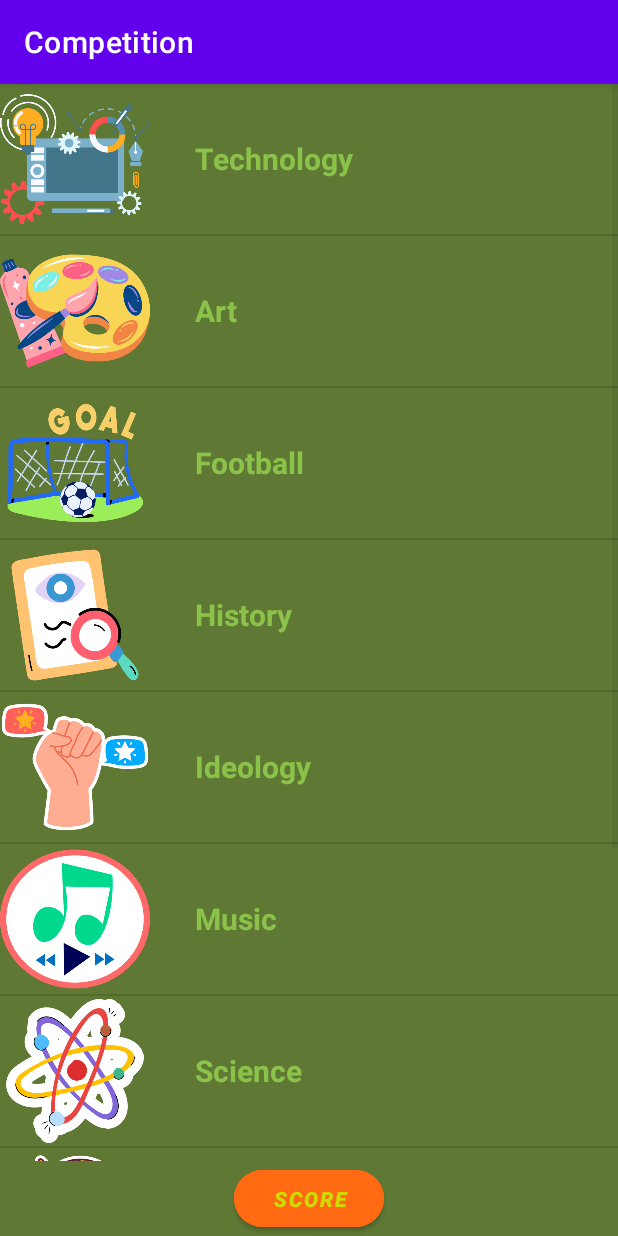
After one commit to sazgez/KnowledgeCompetition, an Android app: the CategoryActivity screen opened directly, with no data from a screen before it, on a phone screen of 412 x 824 dp. The commit adds this screen. Run offline under Robolectric (Android 15) with nearby library versions, the phone set to English and light mode, and no system bars.

Commit message:
New activity and class are created
CategoryActivity, self-designed Adapter class and a layout (for each item in the list) are created.

```diff
--- a/app/src/main/AndroidManifest.xml
+++ b/app/src/main/AndroidManifest.xml
@@ -12,6 +12,13 @@
         android:supportsRtl="true"
         android:theme="@style/Theme.Competition"
         tools:targetApi="31">
+        <activity
+            android:name=".CategoryActivity"
+            android:exported="false">
+            <meta-data
+                android:name="android.app.lib_name"
+                android:value="" />
+        </activity>
         <activity
             android:name=".DetailsActivity"
             android:exported="false">
--- /dev/null
+++ b/app/src/main/java/com/devapp/competition/Adapter.java
@@ -0,0 +1,46 @@
+package com.devapp.competition;
+
+import android.content.Context;
+import android.view.LayoutInflater;
+import android.view.View;
+import android.view.ViewGroup;
+import android.widget.ArrayAdapter;
+import android.widget.ImageView;
+import android.widget.LinearLayout;
+import android.widget.TextView;
+
+import androidx.annotation.NonNull;
+import androidx.annotation.Nullable;
+
+public class Adapter extends ArrayAdapter<String> {
+    String[] category;
+    int[] image;
+    Context context;
+    LinearLayout linearLayout;
+    ImageView imageView;
+    TextView textView;
+
+    public Adapter(String[] category, int[] image, Context context) { // constructor
+        super(context, R.layout.category_item, category);
+        this.category = category;
+        this.image = image;
+        this.context = context;
+    }
+
+    @NonNull
+    @Override
+    public View getView(int position, @Nullable View convertView, @NonNull ViewGroup parent) {
+        View view = LayoutInflater.from(context).inflate(R.layout.category_item, null);
+        if(view != null) {
+            // binding views
+            linearLayout = (LinearLayout) view.findViewById(R.id.linearLayoutCategory);
+            imageView = (ImageView) view.findViewById(R.id.imageViewCategory);
+            textView = (TextView) view.findViewById(R.id.textViewCategory);
+
+            // set views
+            imageView.setImageResource(image[position]);
+            textView.setText(category[position]);
+        }
+        return view;
+    }
+}
--- /dev/null
+++ b/app/src/main/java/com/devapp/competition/CategoryActivity.java
@@ -0,0 +1,48 @@
+package com.devapp.competition;
+
+import androidx.appcompat.app.AppCompatActivity;
+
+import android.content.Intent;
+import android.os.Bundle;
+import android.view.View;
+import android.widget.AdapterView;
+import android.widget.Button;
+import android.widget.ListView;
+
+public class CategoryActivity extends AppCompatActivity {
+
+    ListView listView;
+    Button buttonScore;
+    String[] category = {"Technology", "Art", "Football", "History", "Ideology",
+                        "Music", "Science", "Geography", "Book", "Crypto-finance"};
+    int[] image = {R.drawable.technology, R.drawable.art, R.drawable.football, R.drawable.history,
+                R.drawable.ideology, R.drawable.music, R.drawable.science, R.drawable.geography,
+                R.drawable.book, R.drawable.crypto};
+    Adapter adapter;
+    Intent intent;
+
+    @Override
+    protected void onCreate(Bundle savedInstanceState) {
+        super.onCreate(savedInstanceState);
+        setContentView(R.layout.activity_category);
+
+        // binding view
+        listView = (ListView) findViewById(R.id.listView);
+        buttonScore = (Button) findViewById(R.id.buttonScore);
+        adapter = new Adapter(category, image, CategoryActivity.this); // creating the adapter
+        listView.setAdapter(adapter); // set the adapter to list
+
+        listView.setOnItemClickListener(new AdapterView.OnItemClickListener() {
+            @Override
+            public void onItemClick(AdapterView<?> parent, View view, int position, long id) {
+                //intent = new Intent(CategoryActivity.this, ???); // creating the intent
+                // intent putExtra
+                //startActivity(intent); // navigating to the ???
+            }
+        });
+    }
+
+    public void buttonClick(View view) {
+        // Score button click
+    }
+}
--- a/app/src/main/java/com/devapp/competition/DetailsActivity.java
+++ b/app/src/main/java/com/devapp/competition/DetailsActivity.java
@@ -22,8 +22,8 @@ public class DetailsActivity extends AppCompatActivity {
     }
 
     public void buttonClick(View view) {
-        //intent = new Intent(DetailsActivity.this, ???); // creating the intent
+        intent = new Intent(DetailsActivity.this, CategoryActivity.class); // creating the intent
         finish(); // finalizing the DetailsActivity
-        startActivity(intent); // navigating to the ???
+        startActivity(intent); // navigating to the CategoryActivity
     }
 }
--- a/app/src/main/java/com/devapp/competition/MainActivity.java
+++ b/app/src/main/java/com/devapp/competition/MainActivity.java
@@ -30,9 +30,9 @@ public class MainActivity extends AppCompatActivity {
                 startActivity(intent); // navigating to the DetailsActivity
                 break;
             case R.id.buttonStart:
-                //intent = new Intent(MainActivity.this, ???); // creating the intent
+                intent = new Intent(MainActivity.this, CategoryActivity.class); // creating the intent
                 finish(); // finalizing the MainActivity
-                startActivity(intent); // navigating to the ???
+                startActivity(intent); // navigating to the CategoryActivity
                 break;
         }
     }
--- /dev/null
+++ b/app/src/main/res/layout/activity_category.xml
@@ -0,0 +1,31 @@
+<?xml version="1.0" encoding="utf-8"?>
+<RelativeLayout xmlns:android="http://schemas.android.com/apk/res/android"
+    xmlns:app="http://schemas.android.com/apk/res-auto"
+    xmlns:tools="http://schemas.android.com/tools"
+    android:layout_width="match_parent"
+    android:layout_height="match_parent"
+    android:orientation="vertical"
+    android:background="@color/layout_background"
+    tools:context=".CategoryActivity">
+
+    <ListView
+        android:id="@+id/listView"
+        android:layout_width="match_parent"
+        android:layout_height="match_parent"
+        android:layout_above="@+id/buttonScore"/>
+
+    <Button
+        android:id="@+id/buttonScore"
+        android:layout_width="100dp"
+        android:layout_height="50dp"
+        android:layout_alignParentBottom="true"
+        android:layout_centerInParent="true"
+        android:layout_gravity="center"
+        android:backgroundTint="@color/my_orange"
+        android:onClick="buttonClick"
+        android:text="Score"
+        android:textColor="@color/text"
+        android:textStyle="bold|italic"
+        app:cornerRadius="60dp" />
+
+</RelativeLayout>
--- /dev/null
+++ b/app/src/main/res/layout/category_item.xml
@@ -0,0 +1,30 @@
+<?xml version="1.0" encoding="utf-8"?>
+<LinearLayout xmlns:android="http://schemas.android.com/apk/res/android"
+    xmlns:tools="http://schemas.android.com/tools"
+    android:orientation="horizontal"
+    android:layout_width="match_parent"
+    android:layout_height="100dp"
+    android:background="@color/layout_background"
+    android:id="@+id/linearLayoutCategory">
+
+
+    <ImageView
+        android:id="@+id/imageViewCategory"
+        android:layout_width="100dp"
+        android:layout_height="100dp"
+        android:layout_gravity="left|top"
+        android:scaleType="fitXY"
+        tools:srcCompat="@tools:sample/avatars" />
+
+    <TextView
+        android:id="@+id/textViewCategory"
+        android:layout_width="wrap_content"
+        android:layout_height="wrap_content"
+        android:layout_gravity="center"
+        android:layout_margin="30dp"
+        android:textStyle="bold"
+        android:textSize="20dp"
+        android:textColor="@color/title"
+        android:text="Category Name" />
+
+</LinearLayout>
```
Also changed, not shown: app/src/main/res/drawable/art.png (added), app/src/main/res/drawable/book.png (added), app/src/main/res/drawable/crypto.png (added), app/src/main/res/drawable/football.png (added), app/src/main/res/drawable/geography.png (added), app/src/main/res/drawable/history.png (added), app/src/main/res/drawable/ideology.png (added), app/src/main/res/drawable/music.png (added), app/src/main/res/drawable/science.png (added), app/src/main/res/drawable/technology.png (added).
